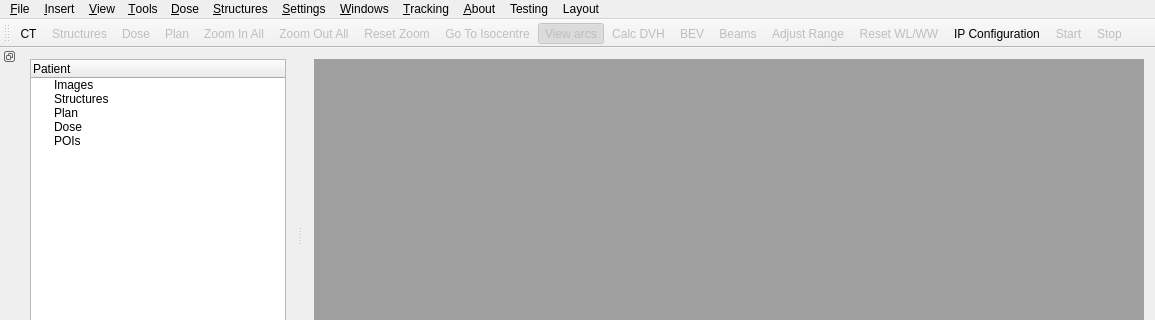
Before: the Qt Designer form mainwindow.ui in Jothy/KIMView, drawn with Qt 5; both pictures show x 0 to 1155 and y 0 to 320 of the 1155 by 663 pixel window.
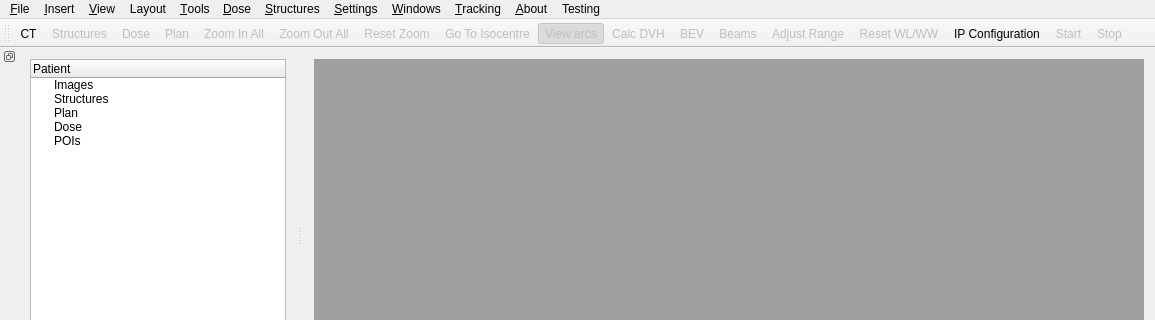
After: the same form once the commit is applied. Icons and pictures are not drawn.

Commit message: Tile all submenu added to Layout

What changed in the file:
```diff
--- a/mainwindow.ui
+++ b/mainwindow.ui
@@ -168,6 +168,7 @@
    <addaction name="menuFile"/>
    <addaction name="menuInsert"/>
    <addaction name="menuView"/>
+   <addaction name="menuLayout"/>
    <addaction name="menuTools"/>
    <addaction name="menuDose"/>
    <addaction name="menuStructures"/>
@@ -176,7 +177,6 @@
    <addaction name="menuTracking"/>
    <addaction name="menuAbout"/>
    <addaction name="menuHelp"/>
-   <addaction name="menuLayout"/>
   </widget>
   <widget class="QToolBar" name="mainToolBar">
    <property name="iconSize">
```
Left out of the diff: 10 changed lines with no effect on the pictures. The commit also changes 4 other files.
